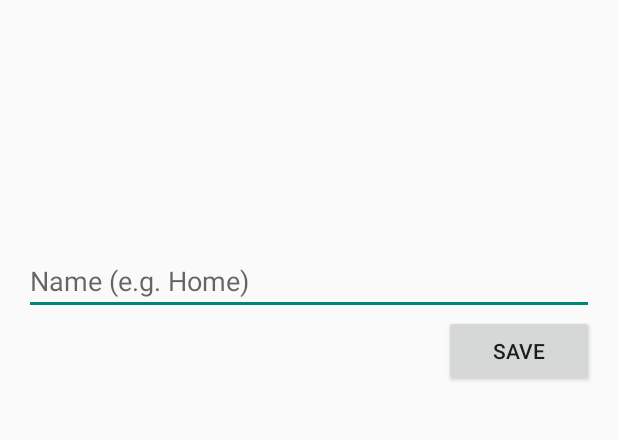
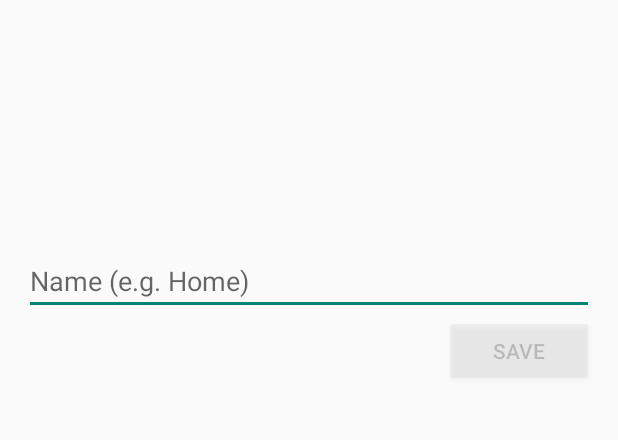
Before and after one commit to jasenmoloy/wirelesscontrol, an Android app: the EditGeofenceActivity screen opened directly, with no data from a screen before it, on a phone screen of 412 x 824 dp, the part 137-577 px from its top. Run offline under Robolectric (Android 15) with nearby library versions, the phone set to English and light mode, and no system bars; libraries missing offline, so code that uses them is left out: junit.framework; 3 statements that could not run were skipped.

Commit message:
Enable and disable the "save" button in EditGeofenceActivity when no text is located in the Geofence Name field

```diff
--- a/app/src/main/java/jasenmoloy/wirelesscontrol/ui/EditGeofenceActivity.java
+++ b/app/src/main/java/jasenmoloy/wirelesscontrol/ui/EditGeofenceActivity.java
@@ -10,9 +10,12 @@ import android.support.v4.app.ActivityCompat;
 import android.support.v4.content.ContextCompat;
 import android.support.v7.app.AppCompatActivity;
 import android.support.v7.widget.Toolbar;
+import android.text.Editable;
+import android.text.TextWatcher;
 import android.view.Menu;
 import android.view.MenuItem;
 import android.view.View;
+import android.widget.Button;
 import android.widget.EditText;
 
 import com.google.android.gms.maps.CameraUpdateFactory;
@@ -28,6 +31,7 @@ import jasenmoloy.wirelesscontrol.R;
 import jasenmoloy.wirelesscontrol.data.Constants;
 import jasenmoloy.wirelesscontrol.data.GeofenceData;
 import jasenmoloy.wirelesscontrol.debug.Debug;
+import jasenmoloy.wirelesscontrol.helpers.UIHelper;
 import jasenmoloy.wirelesscontrol.mvp.EditGeofencePresenter;
 import jasenmoloy.wirelesscontrol.mvp.EditGeofencePresenterImpl;
 import jasenmoloy.wirelesscontrol.mvp.EditGeofenceView;
@@ -46,6 +50,28 @@ public class EditGeofenceActivity extends AppCompatActivity implements
     private static final String TAG = EditGeofenceActivity.class.getSimpleName();
     private static final int MY_PERMISSION_ACCESS_FINE_LOCATION = 1; //JAM TODO: Move this to a global constants file
 
+    private class GeofenceNameTextWatcher implements TextWatcher {
+
+        @Override
+        public void beforeTextChanged(CharSequence s, int start, int count, int after) {
+            //Stubbed
+        }
+
+        @Override
+        public void onTextChanged(CharSequence s, int start, int before, int count) {
+            //Stubbed
+        }
+
+        @Override
+        public void afterTextChanged(Editable s) {
+            if(s.length() > 0)
+                UIHelper.enableButton(mSaveButton);
+            else
+                UIHelper.disableButton(mSaveButton);
+        }
+    }
+
+
     /// ----------------------
     /// Object Fields
     /// ----------------------
@@ -56,6 +82,7 @@ public class EditGeofenceActivity extends AppCompatActivity implements
 
     private GeofenceMarker mGeofence;
     private EditText mGeofenceName;
+    Button mSaveButton;
 
     private EditGeofencePresenter mPresenter;
 
@@ -210,6 +237,13 @@ public class EditGeofenceActivity extends AppCompatActivity implements
 
         //Initialize any viewGroup related fields
         mGeofenceName = (EditText) findViewById(R.id.addgeofence_name);
+        mGeofenceName.addTextChangedListener(new GeofenceNameTextWatcher());
+
+        //Grab the "Save" button
+        mSaveButton = (Button) findViewById(R.id.addgeofence_savebutton);
+
+        //Start the button as not clickable we don't have a name to save just yet
+        UIHelper.disableButton(mSaveButton);
 
         //Set the toolbar according to the activity layout
         Toolbar myChildToolbar =
```
